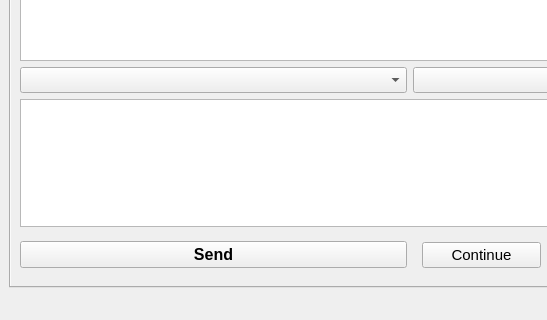
First picture: the form in assets/ui/magi_llm_ui.ui, repository shinomakoi/magi_llm_gui, before the edit; both pictures show x 0 to 547 and y 678 to 998 of the 819 by 998 pixel window.
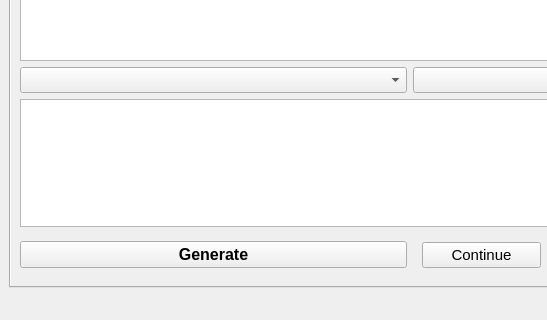
Second picture: the form after the edit.

```diff
--- a/assets/ui/magi_llm_ui.ui
+++ b/assets/ui/magi_llm_ui.ui
@@ -178,7 +178,7 @@
            <string>Send. Control+Enter shortcut</string>
           </property>
           <property name="text">
-           <string>Send</string>
+           <string>Generate</string>
           </property>
           <property name="shortcut">
            <string>Ctrl+Return</string>
```
Left out of the diff: 156 changed lines with no effect on the pictures.
